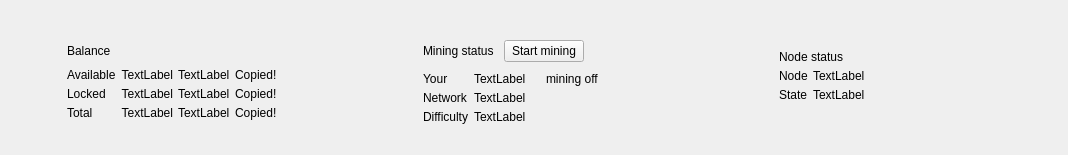
The window that src/Gui/Overview/OverviewHeaderFrame.ui (Karbovanets/Karbo-lite) describes before a commit, drawn with Qt 5.
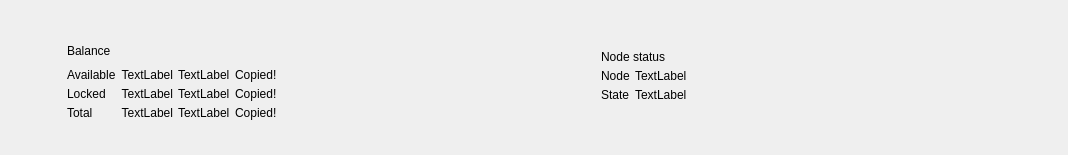
The same window after the commit. Icons and pictures are not drawn. Custom widgets are drawn as their Qt base class.

Commit message: Remove mining

Diff of the .ui file:
```diff
--- a/src/Gui/Overview/OverviewHeaderFrame.ui
+++ b/src/Gui/Overview/OverviewHeaderFrame.ui
@@ -291,212 +291,6 @@
      </layout>
     </widget>
    </item>
-   <item>
-    <widget class="QFrame" name="m_overviewMiningFrame">
-     <property name="frameShape">
-      <enum>QFrame::NoFrame</enum>
-     </property>
-     <property name="frameShadow">
-      <enum>QFrame::Raised</enum>
-     </property>
-     <layout class="QGridLayout" name="gridLayout_2">
-      <property name="leftMargin">
-       <number>30</number>
-      </property>
-      <property name="topMargin">
-       <number>25</number>
-      </property>
-      <property name="bottomMargin">
-       <number>15</number>
-      </property>
-      <property name="spacing">
-       <number>5</number>
-      </property>
-      <item row="3" column="2">
-       <widget class="WalletGui::WalletSmallBlackTextLabel" name="label_3">
-        <property name="text">
-         <string>Your</string>
-        </property>
-        <property name="indent">
-         <number>0</number>
-        </property>
-       </widget>
-      </item>
-      <item row="6" column="0" colspan="6">
-       <spacer name="verticalSpacer_4">
-        <property name="orientation">
-         <enum>Qt::Vertical</enum>
-        </property>
-        <property name="sizeHint" stdset="0">
-         <size>
-          <width>20</width>
-          <height>40</height>
-         </size>
-        </property>
-       </spacer>
-      </item>
-      <item row="5" column="3" alignment="Qt::AlignLeft">
-       <widget class="WalletGui::WalletNormalBlackTextLabel" name="m_overviewNetworkDifficultyLabel">
-        <property name="text">
-         <string>TextLabel</string>
-        </property>
-       </widget>
-      </item>
-      <item row="1" column="1" rowspan="5">
-       <spacer name="horizontalSpacer_5">
-        <property name="orientation">
-         <enum>Qt::Horizontal</enum>
-        </property>
-        <property name="sizeType">
-         <enum>QSizePolicy::Fixed</enum>
-        </property>
-        <property name="sizeHint" stdset="0">
-         <size>
-          <width>20</width>
-          <height>20</height>
-         </size>
-        </property>
-       </spacer>
-      </item>
-      <item row="5" column="2">
-       <widget class="WalletGui::WalletSmallBlackTextLabel" name="label_7">
-        <property name="text">
-         <string>Difficulty</string>
-        </property>
-        <property name="indent">
-         <number>0</number>
-        </property>
-       </widget>
-      </item>
-      <item row="1" column="0" rowspan="5">
-       <widget class="QLabel" name="m_overviewMiningIconLabel">
-        <property name="text">
-         <string/>
-        </property>
-        <property name="pixmap">
-         <pixmap resource="../../resources.qrc">:/icons/miner-big</pixmap>
-        </property>
-       </widget>
-      </item>
-      <item row="1" column="2" colspan="2">
-       <layout class="QHBoxLayout" name="horizontalLayout_2" stretch="0,1">
-        <property name="spacing">
-         <number>10</number>
-        </property>
-        <item alignment="Qt::AlignVCenter">
-         <widget class="WalletGui::WalletHeaderLabel" name="m_miningStatusTextLabel">
-          <property name="text">
-           <string>Mining status</string>
-          </property>
-          <property name="indent">
-           <number>0</number>
-          </property>
-         </widget>
-        </item>
-        <item alignment="Qt::AlignLeft|Qt::AlignVCenter">
-         <widget class="QPushButton" name="m_startMiningButton">
-          <property name="focusPolicy">
-           <enum>Qt::NoFocus</enum>
-          </property>
-          <property name="text">
-           <string>Start mining</string>
-          </property>
-          <property name="checkable">
-           <bool>true</bool>
-          </property>
-         </widget>
-        </item>
-       </layout>
-      </item>
-      <item row="3" column="3">
-       <layout class="QHBoxLayout" name="horizontalLayout_3" stretch="0,1">
-        <property name="spacing">
-         <number>20</number>
-        </property>
-        <property name="leftMargin">
-         <number>0</number>
-        </property>
-        <item alignment="Qt::AlignLeft">
-         <widget class="WalletGui::WalletNormalBlackTextLabel" name="m_overviewHashRateLabel">
-          <property name="text">
-           <string>TextLabel</string>
-          </property>
-         </widget>
-        </item>
-        <item alignment="Qt::AlignLeft">
-         <widget class="QLabel" name="m_miningStateLabel">
-          <property name="text">
-           <string>mining off</string>
-          </property>
-          <property name="indent">
-           <number>0</number>
-          </property>
-         </widget>
-        </item>
-       </layout>
-      </item>
-      <item row="0" column="0" colspan="6">
-       <spacer name="verticalSpacer_3">
-        <property name="orientation">
-         <enum>Qt::Vertical</enum>
-        </property>
-        <property name="sizeHint" stdset="0">
-         <size>
-          <width>20</width>
-          <height>40</height>
-         </size>
-        </property>
-       </spacer>
-      </item>
-      <item row="3" column="5" rowspan="3">
-       <spacer name="horizontalSpacer_2">
-        <property name="orientation">
-         <enum>Qt::Horizontal</enum>
-        </property>
-        <property name="sizeHint" stdset="0">
-         <size>
-          <width>40</width>
-          <height>20</height>
-         </size>
-        </property>
-       </spacer>
-      </item>
-      <item row="4" column="3" alignment="Qt::AlignLeft">
-       <widget class="WalletGui::WalletNormalBlackTextLabel" name="m_overviewNetworkHashrateLabel">
-        <property name="text">
-         <string>TextLabel</string>
-        </property>
-       </widget>
-      </item>
-      <item row="4" column="2">
-       <widget class="WalletGui::WalletSmallBlackTextLabel" name="label_5">
-        <property name="text">
-         <string>Network</string>
-        </property>
-        <property name="indent">
-         <number>0</number>
-        </property>
-       </widget>
-      </item>
-      <item row="2" column="2" colspan="2">
-       <spacer name="verticalSpacer_7">
-        <property name="orientation">
-         <enum>Qt::Vertical</enum>
-        </property>
-        <property name="sizeType">
-         <enum>QSizePolicy::Fixed</enum>
-        </property>
-        <property name="sizeHint" stdset="0">
-         <size>
-          <width>20</width>
-          <height>0</height>
-         </size>
-        </property>
-       </spacer>
-      </item>
-     </layout>
-    </widget>
-   </item>
    <item>
     <widget class="QFrame" name="m_overviewNodeFrame">
      <property name="frameShape">
@@ -660,16 +454,6 @@
   </layout>
  </widget>
  <customwidgets>
-  <customwidget>
-   <class>WalletGui::WalletNormalGrayTextLabel</class>
-   <extends>QLabel</extends>
-   <header>Gui/Common/WalletTextLabel.h</header>
-  </customwidget>
-  <customwidget>
-   <class>WalletGui::WalletHeaderLabel</class>
-   <extends>QLabel</extends>
-   <header>Gui/Common/WalletTextLabel.h</header>
-  </customwidget>
   <customwidget>
    <class>WalletGui::WalletSmallGrayTextLabel</class>
    <extends>QLabel</extends>
@@ -680,6 +464,16 @@
    <extends>QLabel</extends>
    <header>Gui/Common/CopyMagicLabel.h</header>
   </customwidget>
+  <customwidget>
+   <class>WalletGui::WalletHeaderLabel</class>
+   <extends>QLabel</extends>
+   <header>Gui/Common/WalletTextLabel.h</header>
+  </customwidget>
+  <customwidget>
+   <class>WalletGui::WalletNormalGrayTextLabel</class>
+   <extends>QLabel</extends>
+   <header>Gui/Common/WalletTextLabel.h</header>
+  </customwidget>
   <customwidget>
    <class>WalletGui::WalletNormalBlackTextLabel</class>
    <extends>QLabel</extends>
```
Left out of the diff: 19 changed lines with no effect on the pictures. The commit also changes 50 other files.
